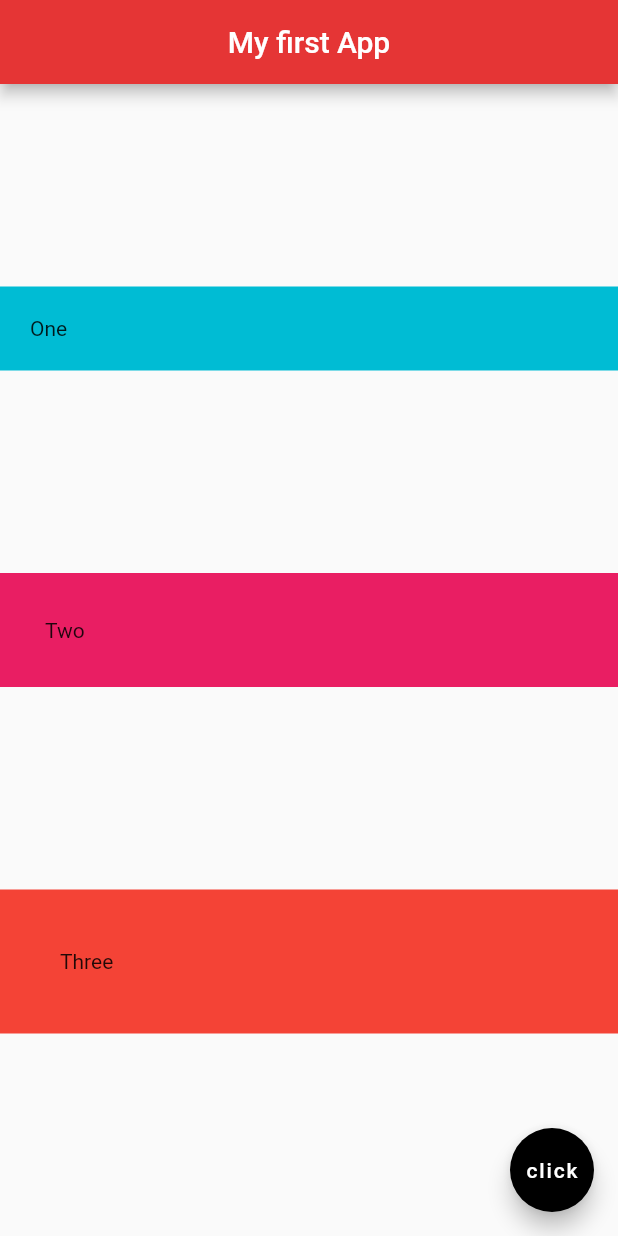
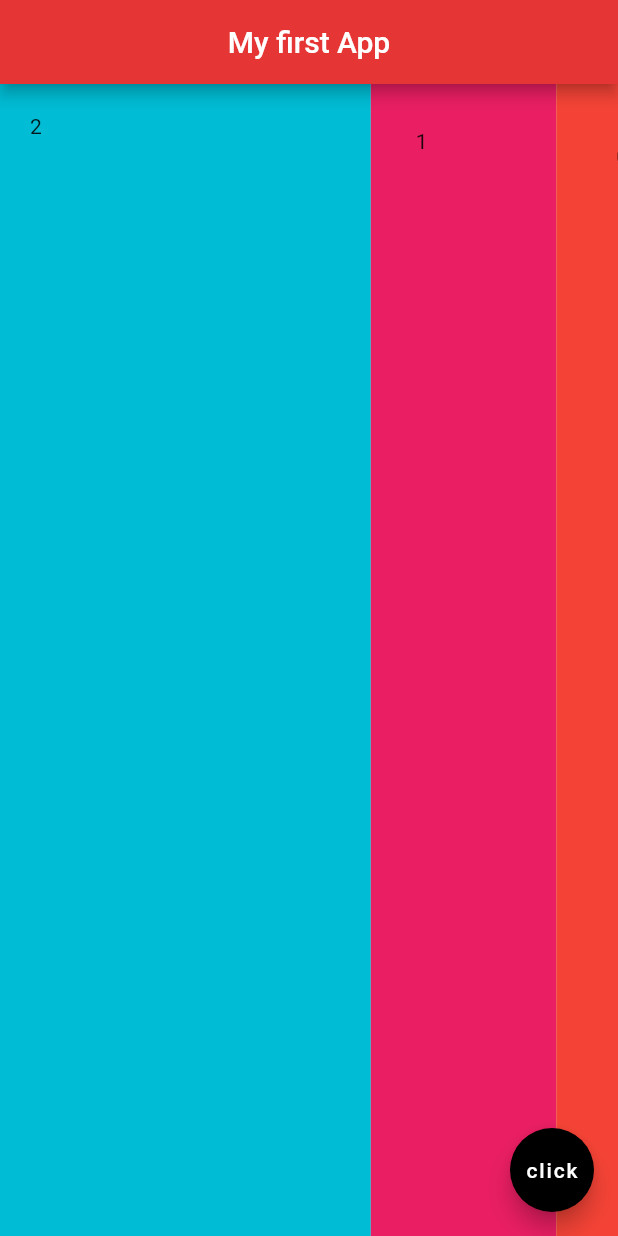
Before and after one commit to Vikash620404/practice_app, a Flutter app: the screen it shows after launch, on a phone screen of 412 x 824 dp. Run offline on Flutter 3.47's test engine with Material 2 defaults, Android fonts, the phone set to English and light mode, and no system bars.

Commit message:
completed video 8

```diff
--- a/lib/main.dart
+++ b/lib/main.dart
@@ -17,27 +17,36 @@ class Home extends StatelessWidget {
         centerTitle: true,
         backgroundColor: Color.fromARGB(255, 229, 53, 53),
       ),
-       body:Column(
+       body:Row(
          mainAxisAlignment: MainAxisAlignment.spaceEvenly,
          crossAxisAlignment: CrossAxisAlignment.stretch,
          children: [
-           Container(
+           Expanded(
+             flex: 6,
+             child: Container(
                padding: EdgeInsets.all(20.0),
                color: Colors.cyan,
-             child: Text("One"),
+               child: Text("2"),
 
              ),
-            Container(
+           ),
+            Expanded(
+              flex: 3,
+              child: Container(
                padding: EdgeInsets.all(30.0),
                color: Colors.pink,
-             child: Text("Two"),
+               child: Text("1"),
 
                        ),
-            Container(
+            ),
+            Expanded(
+              flex: 1,
+              child: Container(
                padding: EdgeInsets.all(40.0),
                color: Colors.red,
-             child: Text("Three"),
+               child: Text("0"),
 
+                       ),
             )
 
          ],
```
Lines whose indentation alone changed are shown as unchanged.
